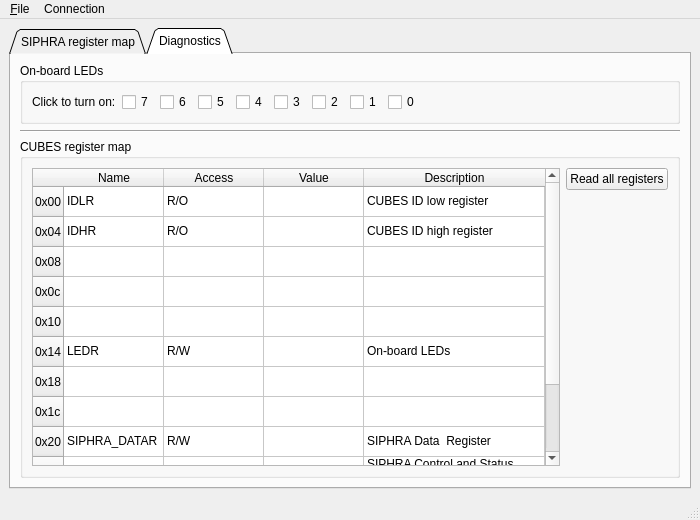
The window that CubesControl/ui/cubescontrol.ui (tstana/cubes-sw) describes before a commit, drawn with Qt 5.
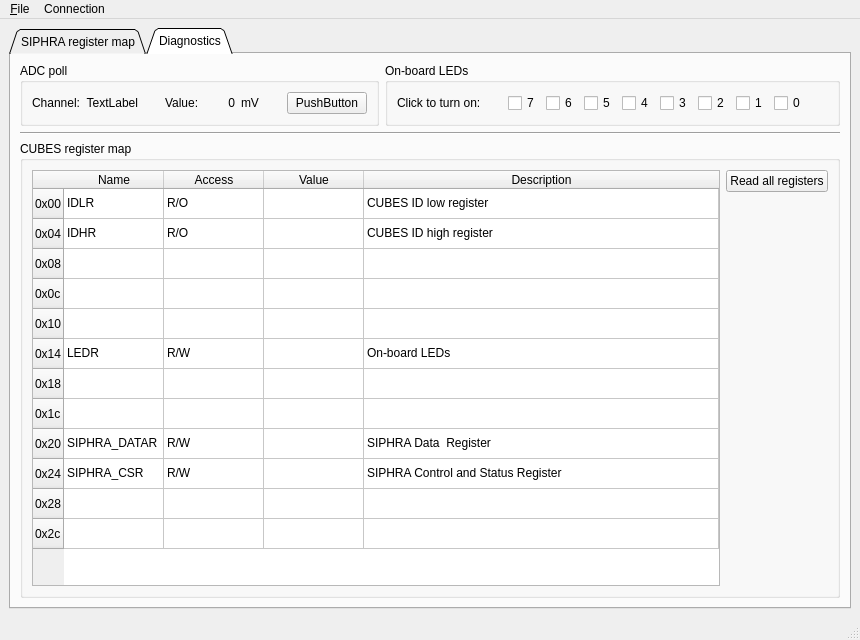
The same window after the commit. The open tabs and pages were chosen to show the change. Icons and pictures are not drawn.

Commit message: UI: Adding ADC poll group box

The edit to the form file:
```diff
--- a/CubesControl/ui/cubescontrol.ui
+++ b/CubesControl/ui/cubescontrol.ui
@@ -6,8 +6,8 @@
    <rect>
     <x>0</x>
     <y>0</y>
-    <width>700</width>
-    <height>520</height>
+    <width>860</width>
+    <height>640</height>
    </rect>
   </property>
   <property name="windowTitle">
@@ -167,6 +167,97 @@
        </attribute>
        <layout class="QVBoxLayout" name="verticalLayout_2">
         <item>
+         <layout class="QHBoxLayout" name="horizontalLayout_5">
+          <item>
+           <widget class="QGroupBox" name="groupBox">
+            <property name="title">
+             <string>ADC poll</string>
+            </property>
+            <layout class="QHBoxLayout" name="horizontalLayout_6">
+             <item>
+              <widget class="QLabel" name="label_2">
+               <property name="text">
+                <string>Channel:</string>
+               </property>
+              </widget>
+             </item>
+             <item>
+              <widget class="QLabel" name="lblAdcChan">
+               <property name="text">
+                <string>TextLabel</string>
+               </property>
+               <property name="alignment">
+                <set>Qt::AlignRight|Qt::AlignTrailing|Qt::AlignVCenter</set>
+               </property>
+              </widget>
+             </item>
+             <item>
+              <spacer name="horizontalSpacer_4">
+               <property name="orientation">
+                <enum>Qt::Horizontal</enum>
+               </property>
+               <property name="sizeHint" stdset="0">
+                <size>
+                 <width>40</width>
+                 <height>20</height>
+                </size>
+               </property>
+              </spacer>
+             </item>
+             <item>
+              <widget class="QLabel" name="label_3">
+               <property name="text">
+                <string>Value:</string>
+               </property>
+              </widget>
+             </item>
+             <item>
+              <widget class="QLabel" name="lblAdcValue">
+               <property name="minimumSize">
+                <size>
+                 <width>30</width>
+                 <height>0</height>
+                </size>
+               </property>
+               <property name="text">
+                <string>0</string>
+               </property>
+               <property name="alignment">
+                <set>Qt::AlignRight|Qt::AlignTrailing|Qt::AlignVCenter</set>
+               </property>
+              </widget>
+             </item>
+             <item>
+              <widget class="QLabel" name="label_4">
+               <property name="text">
+                <string>mV</string>
+               </property>
+              </widget>
+             </item>
+             <item>
+              <spacer name="horizontalSpacer_5">
+               <property name="orientation">
+                <enum>Qt::Horizontal</enum>
+               </property>
+               <property name="sizeHint" stdset="0">
+                <size>
+                 <width>40</width>
+                 <height>20</height>
+                </size>
+               </property>
+              </spacer>
+             </item>
+             <item>
+              <widget class="QPushButton" name="pushButton">
+               <property name="text">
+                <string>PushButton</string>
+               </property>
+              </widget>
+             </item>
+            </layout>
+           </widget>
+          </item>
+          <item>
          <widget class="QGroupBox" name="groupboxLeds">
           <property name="title">
            <string>On-board LEDs</string>
@@ -181,6 +272,19 @@
                </property>
               </widget>
              </item>
+               <item>
+                <spacer name="horizontalSpacer_6">
+                 <property name="orientation">
+                  <enum>Qt::Horizontal</enum>
+                 </property>
+                 <property name="sizeHint" stdset="0">
+                  <size>
+                   <width>40</width>
+                   <height>20</height>
+                  </size>
+                 </property>
+                </spacer>
+               </item>
              <item>
               <widget class="QCheckBox" name="checkboxLed7">
                <property name="text">
@@ -255,6 +359,8 @@
           </layout>
          </widget>
         </item>
+         </layout>
+        </item>
         <item>
          <widget class="Line" name="line">
           <property name="orientation">
@@ -562,7 +668,7 @@
     <rect>
      <x>0</x>
      <y>0</y>
-     <width>700</width>
+     <width>860</width>
      <height>21</height>
     </rect>
    </property>
```
Lines whose indentation alone changed are shown as unchanged.
